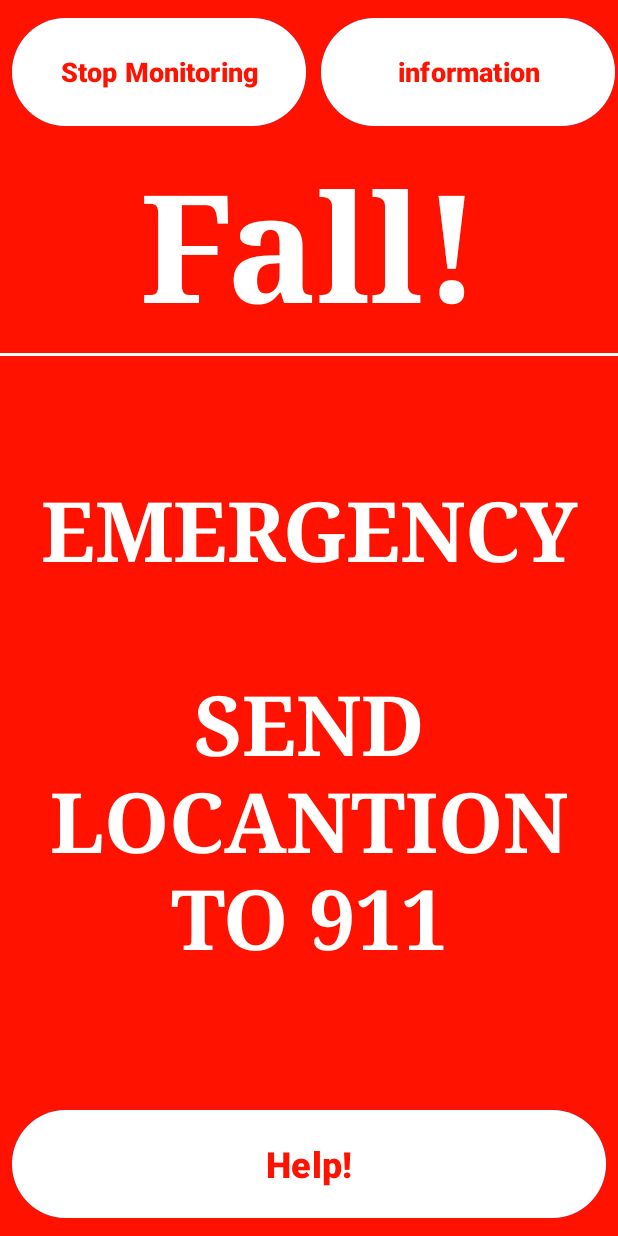
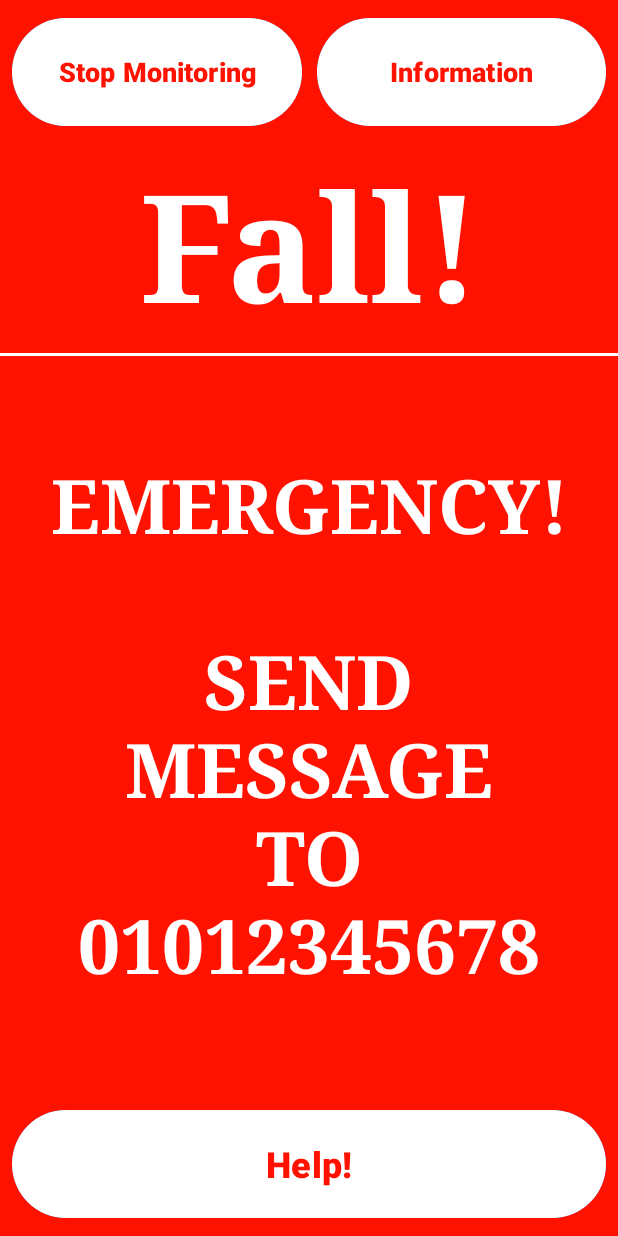
Before and after one commit to jubekang/android-cs330-project4, an Android app: the screen it shows after launch (MainActivity), after a tap on "Help!", on a phone screen of 412 x 824 dp. Run offline under Robolectric (Android 15) with nearby library versions, the phone set to English and light mode, and no system bars; libraries missing offline, so code that uses them is left out: org.tensorflow.lite; 1 other tap on this screen came first.

Commit message:
Change UI, text and finalize Project4

```diff
--- a/app/src/main/java/com/example/android_cs330_project4/MainActivity.java
+++ b/app/src/main/java/com/example/android_cs330_project4/MainActivity.java
@@ -159,7 +159,7 @@ public class MainActivity extends AppCompatActivity implements SensorEventListen
                 Log.d(TAG," Detection Finished.");
                 stopAudioClassification();
 
-                if ((Silence_Count - Speech_Count) > NUMBER_OF_ITERATION * 0.6 &&  _help.getText().toString().equals("I'm OK")) {help();}
+                if ((Silence_Count - 2 * Speech_Count) > NUMBER_OF_ITERATION * 0.6 &&  _help.getText().toString().equals("I'm OK")) {help();}
                 else {solve();}
             }
         };
@@ -358,7 +358,7 @@ public class MainActivity extends AppCompatActivity implements SensorEventListen
                     "angv_z: %.2f rad/s\n", rad_x, rad_y, rad_z));
             _status_log.setTextSize(40);
 
-            float SENSOR_THRESHOLD = 40;
+            float SENSOR_THRESHOLD = 35;
             if (SENSOR_THRESHOLD < Math.pow(rad_x, 2) + Math.pow(rad_z, 2)) {
                 is_fall_detected = true;
                 fall_detected_ui_setup();
@@ -434,6 +434,7 @@ public class MainActivity extends AppCompatActivity implements SensorEventListen
     /**
      * display mode change to fall_detected mode
      */
+    @SuppressLint("SetTextI18n")
     private void fall_detected_ui_setup() {
         _status_log.setTextColor(getColor((R.color.white)));
 
@@ -456,17 +457,18 @@ public class MainActivity extends AppCompatActivity implements SensorEventListen
         _Background.setBackgroundColor(getColor((R.color.red)));
 
         _status_log.setTextSize(50);
-        _status_log.setText(R.string.detect_fall);
+        _status_log.setText("Are You Okay?\n\n\"Silence\"\nwill call \n" + phoneNo);
     }
 
     /**
      * display mode change to emergency mode
      */
+    @SuppressLint("SetTextI18n")
     private void emergency_ui_setup() {
         _Background.setBackgroundColor(getColor((R.color.rred)));
 
-        _status_log.setTextSize(55);
-        _status_log.setText(R.string.EMERGENCY);
+        _status_log.setTextSize(50);
+        _status_log.setText("EMERGENCY!\n\nSEND\nMESSAGE\nTO\n" + phoneNo);
         _status_log.setTextColor(getColor((R.color.white)));
 
         _display_onoff.setText(R.string.label_Fall);
--- a/app/src/main/res/layout/activity_main.xml
+++ b/app/src/main/res/layout/activity_main.xml
@@ -47,7 +47,7 @@
         android:layout_height="80dp"
         android:layout_marginStart="8dp"
         android:layout_marginTop="8dp"
-        android:layout_marginEnd="2dp"
+        android:layout_marginEnd="8dp"
         android:backgroundTint="#3D75E5"
         android:onClick="register_information"
         android:text="@string/button_label_input_information"
--- a/app/src/main/res/values/colors.xml
+++ b/app/src/main/res/values/colors.xml
@@ -3,7 +3,7 @@
     <color name="black">#FF000000</color>
     <color name="white">#FFFFFFFF</color>
     <color name="blue">#FF3D75E6</color>
-    <color name="red">#FFED7168</color>
+    <color name="red">#FF9800</color>
     <color name="rred">#FF1200</color>
     <color name="purple">#FFAA66CC</color>
 
--- a/app/src/main/res/values/strings.xml
+++ b/app/src/main/res/values/strings.xml
@@ -2,13 +2,11 @@
     <string name="app_name">Don\'t fall!</string>
     <string name="button_label_monitoring_start">Start Monitoring</string>
     <string name="button_label_monitoring_stop">Stop Monitoring</string>
-    <string name="button_label_input_information">information</string>
+    <string name="button_label_input_information">Information</string>
     <string name="button_label_help">Help!</string>
     <string name="label_Fall">Fall!</string>
     <string name="label_OK">I\'m OK</string>
     <string name="status_initial_value">Status</string>
     <string name="display_off">Don\'t fall! : Off</string>
     <string name="display_on">Don\'t fall! : On</string>
-    <string name="detect_fall">Are You Okay?\n\nScilence\nor\nScreaming\nwill call 911</string>
-    <string name="EMERGENCY">EMERGENCY\n\nSEND LOCANTION TO 911</string>
 </resources>
```
